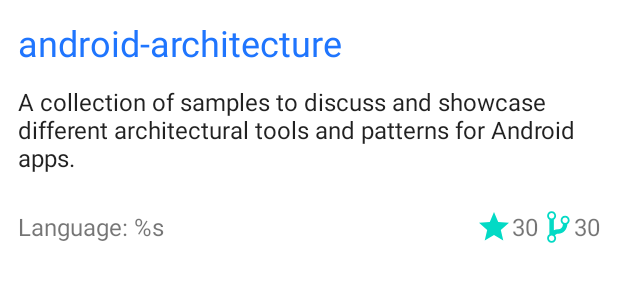
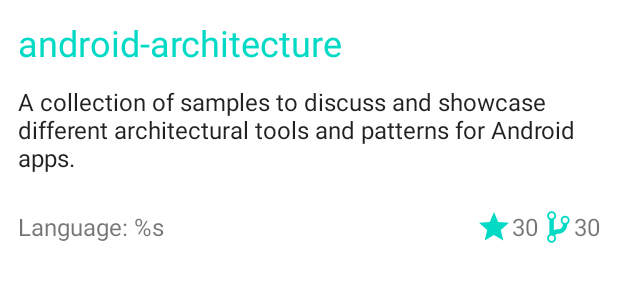
Before and after one commit to idevdroidapps/Gitter, an Android app: the layout list_item_repo.xml on its own in the app's theme, with its tools: preview values and no code run, on a phone screen of 412 x 824 dp. Shown: the top 300 px of the screen. Run offline under Robolectric (Android 15) with nearby library versions, the phone set to English and light mode, and no system bars.

Commit message:
UI improvements

```diff
--- a/app/src/main/res/drawable/ic_git_branch.xml
+++ b/app/src/main/res/drawable/ic_git_branch.xml
@@ -1,10 +1,9 @@
-<vector
-    xmlns:android="http://schemas.android.com/apk/res/android"
+<vector xmlns:android="http://schemas.android.com/apk/res/android"
     android:width="24dp"
     android:height="24dp"
-    android:viewportHeight="24"
-    android:viewportWidth="24">
+    android:viewportWidth="24"
+    android:viewportHeight="24">
     <path
-        android:fillColor="@color/colorAccent"
-        android:pathData="M 21.081 7.505 C 21.081 5.842 19.746 4.508 18.081 4.508 C 16.416 4.508 15.081 5.842 15.081 7.505 C 15.081 8.599 15.696 9.573 16.581 10.082 L 16.581 10.532 C 16.551 11.311 16.236 12 15.636 12.599 C 15.036 13.199 14.346 13.513 13.566 13.543 C 12.321 13.573 11.346 13.783 10.566 14.218 L 10.566 7.085 C 11.451 6.576 12.066 5.617 12.066 4.508 C 12.066 2.845 10.731 1.512 9.066 1.512 C 7.401 1.512 6.081 2.845 6.081 4.508 C 6.081 5.602 6.696 6.576 7.581 7.085 L 7.581 16.915 C 6.696 17.439 6.081 18.398 6.081 19.492 C 6.081 21.155 7.416 22.488 9.081 22.488 C 10.746 22.488 12.081 21.155 12.081 19.492 C 12.081 18.698 11.781 17.993 11.286 17.454 C 11.421 17.364 12.006 16.84 12.171 16.75 C 12.546 16.585 13.011 16.495 13.581 16.495 C 15.156 16.42 16.506 15.821 17.706 14.622 C 18.906 13.423 19.506 11.655 19.581 10.097 L 19.551 10.097 C 20.466 9.558 21.081 8.599 21.081 7.505 Z M 9.081 2.71 C 10.071 2.71 10.881 3.534 10.881 4.508 C 10.881 5.482 10.056 6.306 9.081 6.306 C 8.106 6.306 7.281 5.482 7.281 4.508 C 7.281 3.534 8.106 2.71 9.081 2.71 Z M 9.081 21.305 C 8.091 21.305 7.281 20.481 7.281 19.507 C 7.281 18.533 8.106 17.709 9.081 17.709 C 10.056 17.709 10.881 18.533 10.881 19.507 C 10.881 20.481 10.056 21.305 9.081 21.305 Z M 18.081 9.318 C 17.091 9.318 16.281 8.494 16.281 7.52 C 16.281 6.546 17.106 5.722 18.081 5.722 C 19.056 5.722 19.881 6.546 19.881 7.52 C 19.881 8.494 19.056 9.318 18.081 9.318 Z"/>
+        android:fillColor="#03DAC5"
+        android:pathData="M 21.081 7.505 C 21.081 5.842 19.746 4.508 18.081 4.508 C 16.416 4.508 15.081 5.842 15.081 7.505 C 15.081 8.599 15.696 9.573 16.581 10.082 L 16.581 10.532 C 16.551 11.311 16.236 12 15.636 12.599 C 15.036 13.199 14.346 13.513 13.566 13.543 C 12.321 13.573 11.346 13.783 10.566 14.218 L 10.566 7.085 C 11.451 6.576 12.066 5.617 12.066 4.508 C 12.066 2.845 10.731 1.512 9.066 1.512 C 7.401 1.512 6.081 2.845 6.081 4.508 C 6.081 5.602 6.696 6.576 7.581 7.085 L 7.581 16.915 C 6.696 17.439 6.081 18.398 6.081 19.492 C 6.081 21.155 7.416 22.488 9.081 22.488 C 10.746 22.488 12.081 21.155 12.081 19.492 C 12.081 18.698 11.781 17.993 11.286 17.454 C 11.421 17.364 12.006 16.84 12.171 16.75 C 12.546 16.585 13.011 16.495 13.581 16.495 C 15.156 16.42 16.506 15.821 17.706 14.622 C 18.906 13.423 19.506 11.655 19.581 10.097 L 19.551 10.097 C 20.466 9.558 21.081 8.599 21.081 7.505 Z M 9.081 2.71 C 10.071 2.71 10.881 3.534 10.881 4.508 C 10.881 5.482 10.056 6.306 9.081 6.306 C 8.106 6.306 7.281 5.482 7.281 4.508 C 7.281 3.534 8.106 2.71 9.081 2.71 Z M 9.081 21.305 C 8.091 21.305 7.281 20.481 7.281 19.507 C 7.281 18.533 8.106 17.709 9.081 17.709 C 10.056 17.709 10.881 18.533 10.881 19.507 C 10.881 20.481 10.056 21.305 9.081 21.305 Z M 18.081 9.318 C 17.091 9.318 16.281 8.494 16.281 7.52 C 16.281 6.546 17.106 5.722 18.081 5.722 C 19.056 5.722 19.881 6.546 19.881 7.52 C 19.881 8.494 19.056 9.318 18.081 9.318 Z" />
 </vector>
--- a/app/src/main/res/drawable/ic_star.xml
+++ b/app/src/main/res/drawable/ic_star.xml
@@ -14,11 +14,11 @@
   ~ limitations under the License.
   -->
 <vector xmlns:android="http://schemas.android.com/apk/res/android"
-        android:width="24dp"
-        android:height="24dp"
-        android:viewportWidth="24.0"
-        android:viewportHeight="24.0">
+    android:width="24dp"
+    android:height="24dp"
+    android:viewportWidth="24.0"
+    android:viewportHeight="24.0">
     <path
-        android:fillColor="@color/colorAccent"
-        android:pathData="M12,17.27L18.18,21l-1.64,-7.03L22,9.24l-7.19,-0.61L12,2 9.19,8.63 2,9.24l5.46,4.73L5.82,21z"/>
+        android:fillColor="#03DAC5"
+        android:pathData="M12,17.27L18.18,21l-1.64,-7.03L22,9.24l-7.19,-0.61L12,2 9.19,8.63 2,9.24l5.46,4.73L5.82,21z" />
 </vector>
--- a/app/src/main/res/values-night/themes.xml
+++ b/app/src/main/res/values-night/themes.xml
@@ -4,7 +4,7 @@
         <!-- Primary brand color. -->
         <item name="colorPrimary">@color/colorPrimary</item>
         <item name="colorPrimaryVariant">@color/colorPrimaryDark</item>
-        <item name="colorOnPrimary">@android:color/black</item>
+        <item name="colorOnPrimary">@color/colorAccent</item>
         <!-- Status bar color. -->
         <item name="android:statusBarColor" tools:targetApi="l">?attr/colorPrimaryVariant</item>
         <!-- Customize your theme here. -->
--- a/app/src/main/res/values/colors.xml
+++ b/app/src/main/res/values/colors.xml
@@ -1,7 +1,7 @@
 <?xml version="1.0" encoding="utf-8"?>
 <resources>
-    <color name="colorPrimary">#6200EE</color>
-    <color name="colorPrimaryDark">#3700B3</color>
-    <color name="colorAccent">#03DAC5</color>
-    <color name="repoTitleColor">#1F75FE</color>
+    <color name="colorPrimary">#DEE2E6</color>
+    <color name="colorPrimaryDark">#CED4DA</color>
+    <color name="colorAccent">#495057</color>
+    <color name="repoTitleColor">#03DAC5</color>
 </resources>
--- a/app/src/main/res/values/themes.xml
+++ b/app/src/main/res/values/themes.xml
@@ -4,7 +4,7 @@
         <!-- Primary brand color. -->
         <item name="colorPrimary">@color/colorPrimary</item>
         <item name="colorPrimaryVariant">@color/colorPrimaryDark</item>
-        <item name="colorOnPrimary">@android:color/white</item>
+        <item name="colorOnPrimary">@color/colorAccent</item>
         <!-- Status bar color. -->
         <item name="android:statusBarColor" tools:targetApi="l">?attr/colorPrimaryVariant</item>
         <!-- Customize your theme here. -->
```
